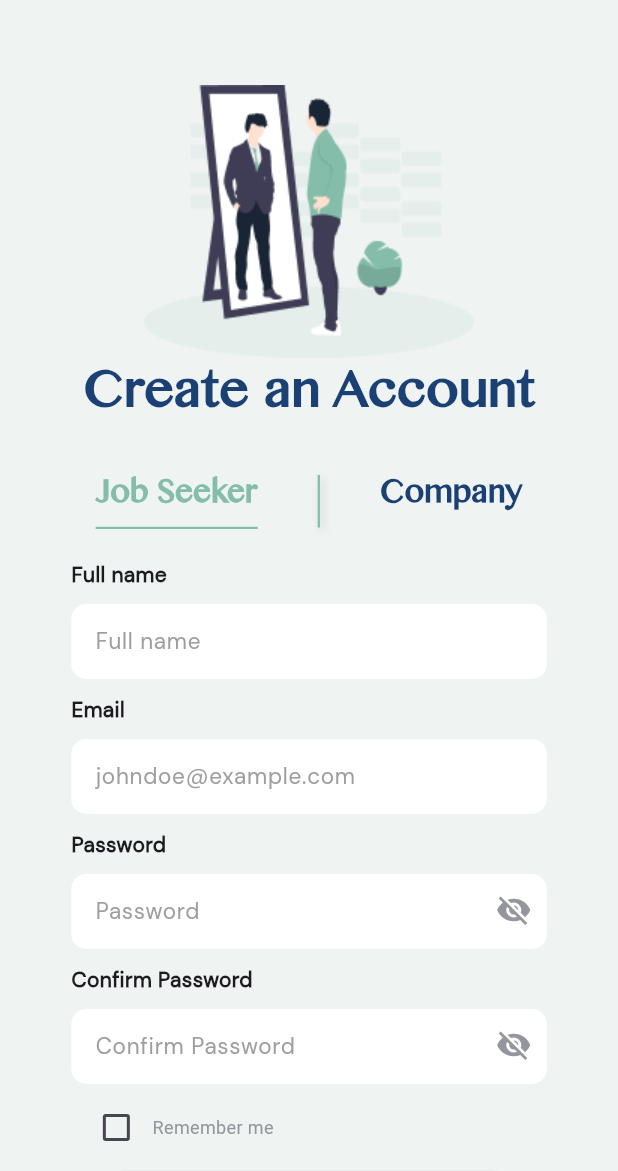
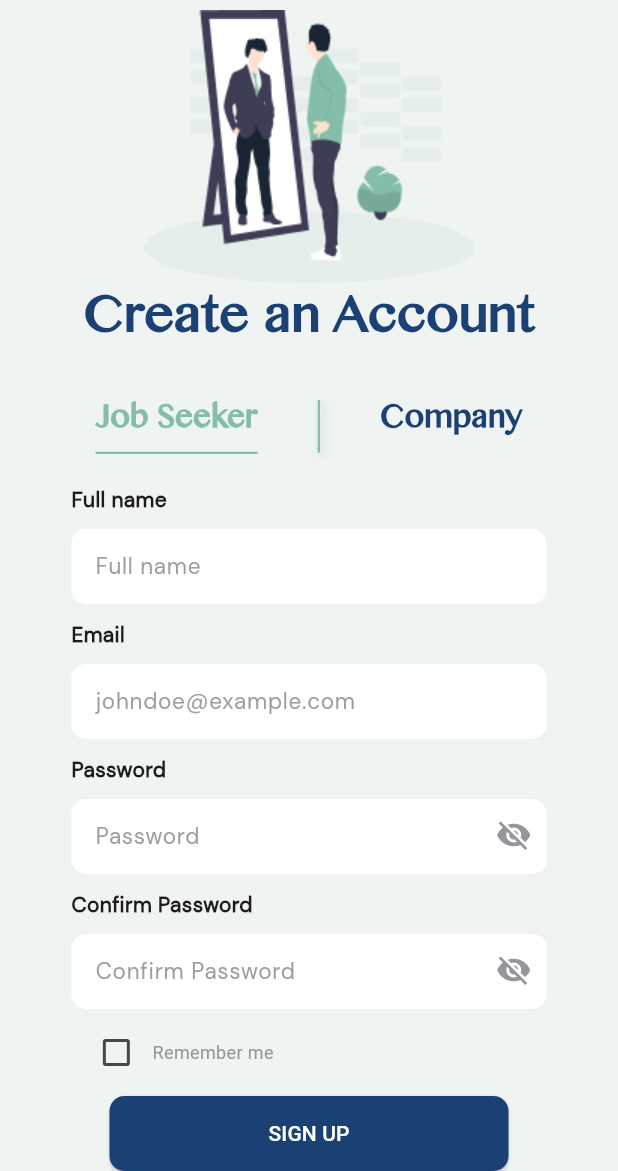
Before and after one commit to iimeeeed/Khotwa, a Flutter app: the screen it shows after launch, on a phone screen of 412 x 824 dp, the part 65-1236 px from its top. Run offline on Flutter 3.47's test engine with Material 3 defaults, Android fonts, the phone set to English and light mode, and no system bars; our stand-ins replace dotted_border.

```diff
--- a/lib/screens/Signup.dart
+++ b/lib/screens/Signup.dart
@@ -55,7 +55,7 @@ class _SignupState extends State<Signup> {
             ),
           ),
           Positioned.fill(
-            top: 80,
+            top: 30,
             child: SingleChildScrollView(
               child: Column(
                 crossAxisAlignment: CrossAxisAlignment.center,
@@ -152,7 +152,7 @@ class _SignupState extends State<Signup> {
                     height: MediaQuery.of(context).size.height - 160,
                     child: PageView(
                       controller: _pageController,
-                      physics: const NeverScrollableScrollPhysics(),
+                      physics: NeverScrollableScrollPhysics(),
                       children: const [
                         JobSeekerForm(),
                         CompanyForm(),
--- a/lib/screens/company/company_verification.dart
+++ b/lib/screens/company/company_verification.dart
@@ -311,6 +311,7 @@ class _CompanyVerificationPageState extends State<CompanyVerificationPage> {
           Expanded(
             child: SingleChildScrollView(
               child: Container(
+                height: AppSizes.getScreenHeight(context),
                 decoration: const BoxDecoration(
                   color: Color(0xFFEFF3F2),
                   borderRadius: BorderRadius.only(
--- a/lib/screens/jobSeeker/homePage.dart
+++ b/lib/screens/jobSeeker/homePage.dart
@@ -341,6 +341,7 @@ class _JobSearchPageState extends State<JobSearchPage> {
                             ],
                           ),
                           const SizedBox(height: 8),
+
                           Text(
                             job['company'],
                             style: const TextStyle(color: Colors.white70),
```
Also changed, not shown: lib/screens/company/company_home.dart (+14 -1 lines), lib/screens/company/settings/main_settings.dart (+10 -15 lines).
